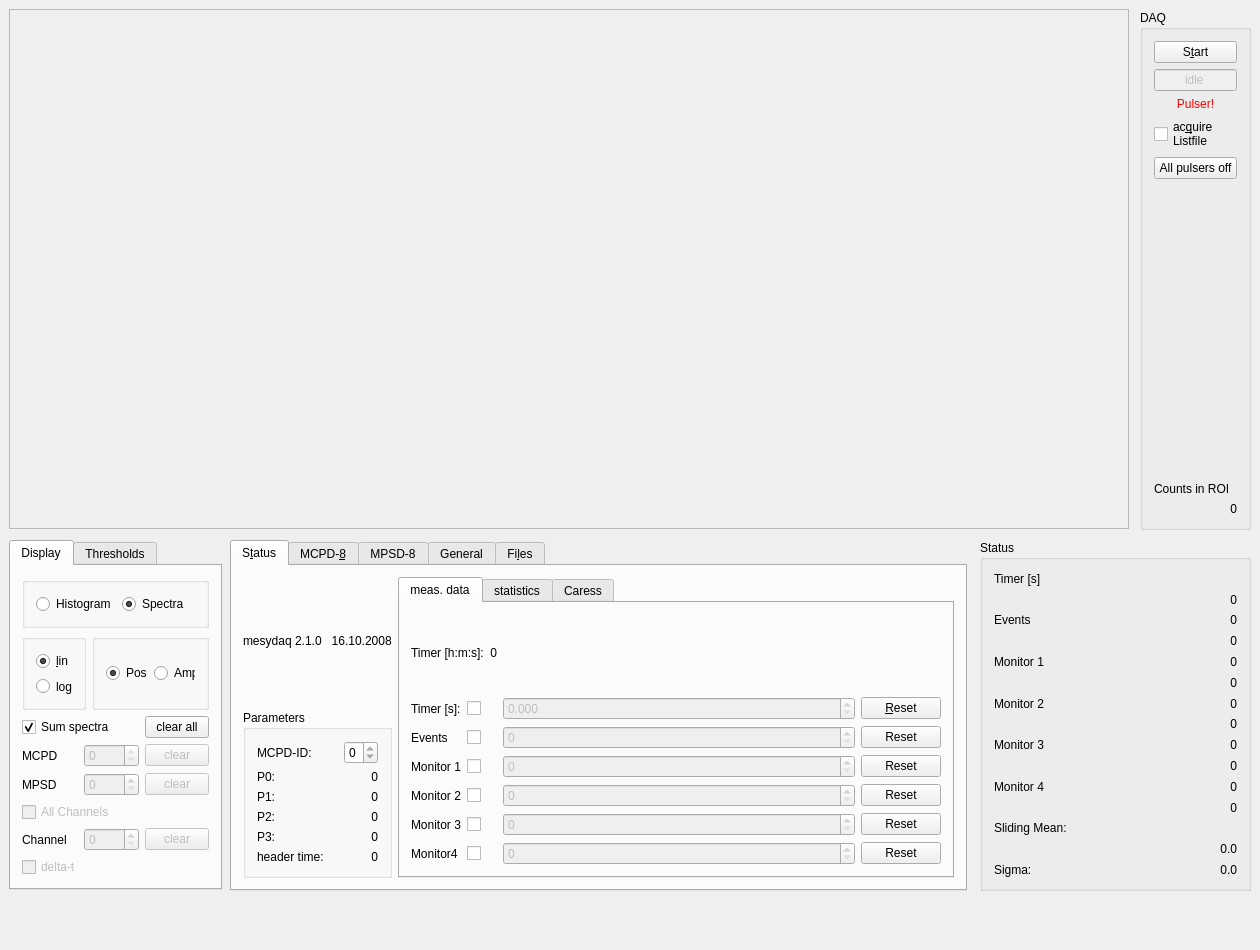
The window that qmesydaq/mesydaq2mainwidget.ui (flueke/qmesydaq) describes before a commit, drawn with Qt 5.
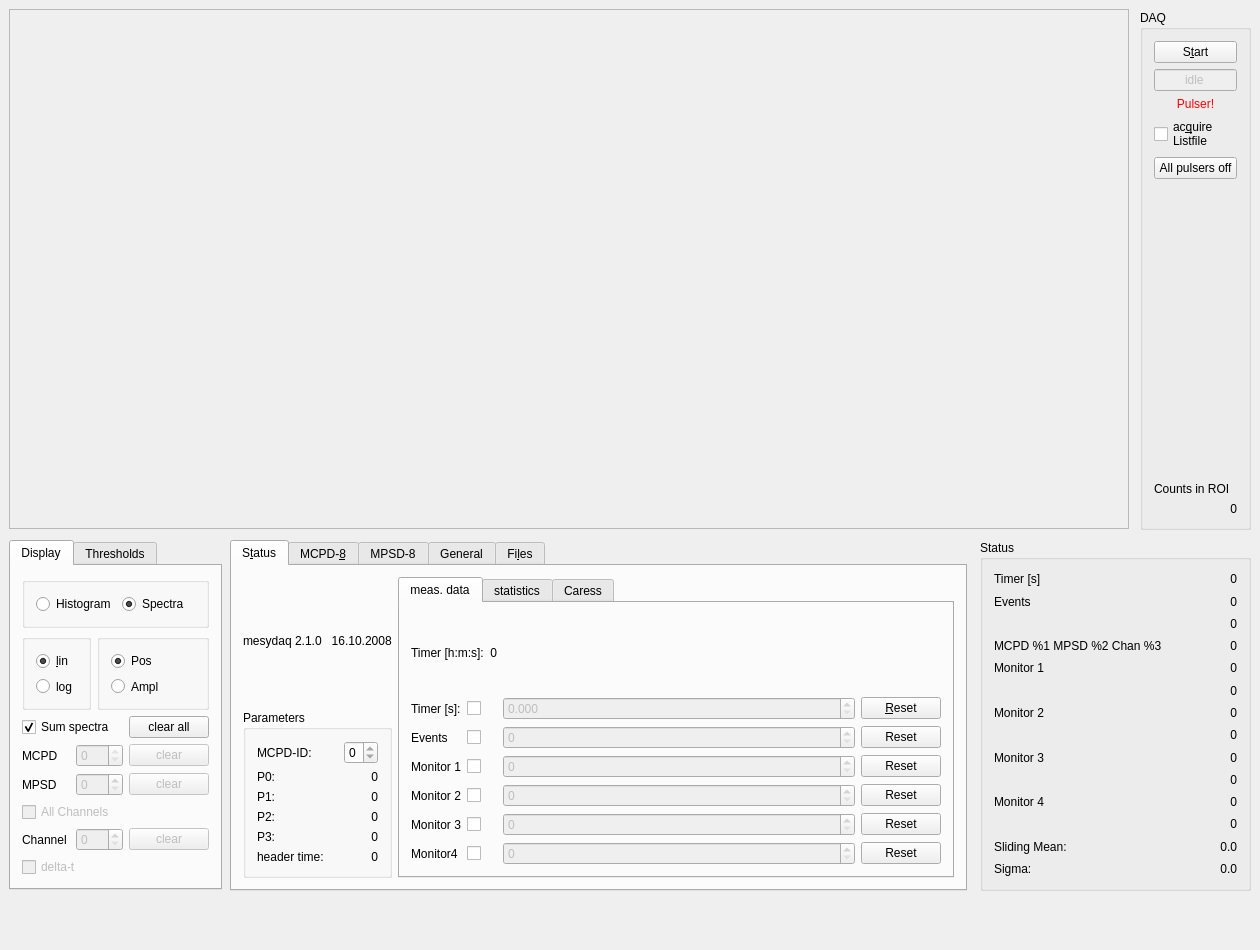
The same window after the commit. Custom widgets are drawn as their Qt base class.

Commit message: display the current counts of the single channel selected to display

```diff
--- a/qmesydaq/mesydaq2mainwidget.ui
+++ b/qmesydaq/mesydaq2mainwidget.ui
@@ -300,16 +300,6 @@
         <string/>
        </property>
        <layout class="QGridLayout" name="gridLayout_21">
-        <item row="0" column="1">
-         <widget class="QRadioButton" name="dispAllAmpl">
-          <property name="text">
-           <string>Ampl</string>
-          </property>
-          <property name="shortcut">
-           <string/>
-          </property>
-         </widget>
-        </item>
         <item row="0" column="0">
          <widget class="QRadioButton" name="dispAllPos">
           <property name="text">
@@ -323,6 +313,16 @@
           </property>
          </widget>
         </item>
+        <item row="1" column="0">
+         <widget class="QRadioButton" name="dispAllAmpl">
+          <property name="text">
+           <string>Ampl</string>
+          </property>
+          <property name="shortcut">
+           <string/>
+          </property>
+         </widget>
+        </item>
        </layout>
       </widget>
      </item>
@@ -2736,19 +2736,6 @@
       </property>
      </widget>
     </item>
-    <item row="1" column="0" colspan="3">
-     <widget class="QLabel" name="tSecsText">
-      <property name="text">
-       <string>0</string>
-      </property>
-      <property name="alignment">
-       <set>Qt::AlignRight|Qt::AlignTrailing|Qt::AlignVCenter</set>
-      </property>
-      <property name="wordWrap">
-       <bool>false</bool>
-      </property>
-     </widget>
-    </item>
     <item row="2" column="0">
      <widget class="QLabel" name="label_3">
       <property name="text">
@@ -2756,165 +2743,35 @@
       </property>
      </widget>
     </item>
-    <item row="2" column="1" colspan="2">
-     <widget class="QLabel" name="eventRate">
-      <property name="text">
-       <string>0</string>
-      </property>
-      <property name="alignment">
-       <set>Qt::AlignRight|Qt::AlignTrailing|Qt::AlignVCenter</set>
-      </property>
-      <property name="wordWrap">
-       <bool>false</bool>
-      </property>
-     </widget>
-    </item>
-    <item row="3" column="0" colspan="3">
-     <widget class="QLabel" name="totalCounts">
-      <property name="text">
-       <string>0</string>
-      </property>
-      <property name="alignment">
-       <set>Qt::AlignRight|Qt::AlignTrailing|Qt::AlignVCenter</set>
-      </property>
-      <property name="wordWrap">
-       <bool>false</bool>
-      </property>
-     </widget>
-    </item>
-    <item row="4" column="0">
+    <item row="6" column="0">
      <widget class="QLabel" name="label_4">
       <property name="text">
        <string>Monitor 1</string>
       </property>
      </widget>
     </item>
-    <item row="4" column="2">
-     <widget class="QLabel" name="monRate1">
-      <property name="text">
-       <string>0</string>
-      </property>
-      <property name="alignment">
-       <set>Qt::AlignRight|Qt::AlignTrailing|Qt::AlignVCenter</set>
-      </property>
-      <property name="wordWrap">
-       <bool>false</bool>
-      </property>
-     </widget>
-    </item>
-    <item row="5" column="0" colspan="3">
-     <widget class="QLabel" name="monitor1">
-      <property name="text">
-       <string>0</string>
-      </property>
-      <property name="alignment">
-       <set>Qt::AlignRight|Qt::AlignTrailing|Qt::AlignVCenter</set>
-      </property>
-      <property name="wordWrap">
-       <bool>false</bool>
-      </property>
-     </widget>
-    </item>
-    <item row="6" column="0">
+    <item row="10" column="0">
      <widget class="QLabel" name="label_5">
       <property name="text">
        <string>Monitor 2</string>
       </property>
      </widget>
     </item>
-    <item row="6" column="2">
-     <widget class="QLabel" name="monRate2">
-      <property name="text">
-       <string>0</string>
-      </property>
-      <property name="alignment">
-       <set>Qt::AlignRight|Qt::AlignTrailing|Qt::AlignVCenter</set>
-      </property>
-      <property name="wordWrap">
-       <bool>false</bool>
-      </property>
-     </widget>
-    </item>
-    <item row="7" column="0" colspan="3">
-     <widget class="QLabel" name="monitor2">
-      <property name="text">
-       <string>0</string>
-      </property>
-      <property name="alignment">
-       <set>Qt::AlignRight|Qt::AlignTrailing|Qt::AlignVCenter</set>
-      </property>
-      <property name="wordWrap">
-       <bool>false</bool>
-      </property>
-     </widget>
-    </item>
-    <item row="8" column="0">
+    <item row="12" column="0">
      <widget class="QLabel" name="label_6">
       <property name="text">
        <string>Monitor 3</string>
       </property>
      </widget>
     </item>
-    <item row="8" column="2">
-     <widget class="QLabel" name="monRate3">
-      <property name="text">
-       <string>0</string>
-      </property>
-      <property name="alignment">
-       <set>Qt::AlignRight|Qt::AlignTrailing|Qt::AlignVCenter</set>
-      </property>
-      <property name="wordWrap">
-       <bool>false</bool>
-      </property>
-     </widget>
-    </item>
-    <item row="9" column="0" colspan="3">
-     <widget class="QLabel" name="monitor3">
-      <property name="text">
-       <string>0</string>
-      </property>
-      <property name="alignment">
-       <set>Qt::AlignRight|Qt::AlignTrailing|Qt::AlignVCenter</set>
-      </property>
-      <property name="wordWrap">
-       <bool>false</bool>
-      </property>
-     </widget>
-    </item>
-    <item row="10" column="0">
+    <item row="15" column="0">
      <widget class="QLabel" name="label_7">
       <property name="text">
        <string>Monitor 4</string>
       </property>
      </widget>
     </item>
-    <item row="10" column="2">
-     <widget class="QLabel" name="monRate4">
-      <property name="text">
-       <string>0</string>
-      </property>
-      <property name="alignment">
-       <set>Qt::AlignRight|Qt::AlignTrailing|Qt::AlignVCenter</set>
-      </property>
-      <property name="wordWrap">
-       <bool>false</bool>
-      </property>
-     </widget>
-    </item>
-    <item row="11" column="0" colspan="3">
-     <widget class="QLabel" name="monitor4">
-      <property name="text">
-       <string>0</string>
-      </property>
-      <property name="alignment">
-       <set>Qt::AlignRight|Qt::AlignTrailing|Qt::AlignVCenter</set>
-      </property>
-      <property name="wordWrap">
-       <bool>false</bool>
-      </property>
-     </widget>
-    </item>
-    <item row="12" column="0">
+    <item row="17" column="0">
      <widget class="QLabel" name="textLabel1_5">
       <property name="text">
        <string>Sliding Mean:</string>
@@ -2924,20 +2781,7 @@
       </property>
      </widget>
     </item>
-    <item row="13" column="2">
-     <widget class="QLabel" name="meanText">
-      <property name="text">
-       <string>0.0</string>
-      </property>
-      <property name="alignment">
-       <set>Qt::AlignRight|Qt::AlignTrailing|Qt::AlignVCenter</set>
-      </property>
-      <property name="wordWrap">
-       <bool>false</bool>
-      </property>
-     </widget>
-    </item>
-    <item row="14" column="0">
+    <item row="19" column="0">
      <widget class="QLabel" name="textLabel1_5_3">
       <property name="text">
        <string>Sigma:</string>
@@ -2947,7 +2791,7 @@
       </property>
      </widget>
     </item>
-    <item row="14" column="2">
+    <item row="19" column="2">
      <widget class="QLabel" name="sigmaText">
       <property name="text">
        <string>0.0</string>
@@ -2960,6 +2804,179 @@
       </property>
      </widget>
     </item>
+    <item row="0" column="2">
+     <widget class="QLabel" name="tSecsText">
+      <property name="text">
+       <string>0</string>
+      </property>
+      <property name="alignment">
+       <set>Qt::AlignRight|Qt::AlignTrailing|Qt::AlignVCenter</set>
+      </property>
+      <property name="wordWrap">
+       <bool>false</bool>
+      </property>
+     </widget>
+    </item>
+    <item row="4" column="2">
+     <widget class="QLabel" name="eventRate">
+      <property name="text">
+       <string>0</string>
+      </property>
+      <property name="alignment">
+       <set>Qt::AlignRight|Qt::AlignTrailing|Qt::AlignVCenter</set>
+      </property>
+      <property name="wordWrap">
+       <bool>false</bool>
+      </property>
+     </widget>
+    </item>
+    <item row="2" column="1" colspan="2">
+     <widget class="QLabel" name="totalCounts">
+      <property name="text">
+       <string>0</string>
+      </property>
+      <property name="alignment">
+       <set>Qt::AlignRight|Qt::AlignTrailing|Qt::AlignVCenter</set>
+      </property>
+      <property name="wordWrap">
+       <bool>false</bool>
+      </property>
+     </widget>
+    </item>
+    <item row="8" column="2">
+     <widget class="QLabel" name="monRate1">
+      <property name="text">
+       <string>0</string>
+      </property>
+      <property name="alignment">
+       <set>Qt::AlignRight|Qt::AlignTrailing|Qt::AlignVCenter</set>
+      </property>
+      <property name="wordWrap">
+       <bool>false</bool>
+      </property>
+     </widget>
+    </item>
+    <item row="6" column="1" colspan="2">
+     <widget class="QLabel" name="monitor1">
+      <property name="text">
+       <string>0</string>
+      </property>
+      <property name="alignment">
+       <set>Qt::AlignRight|Qt::AlignTrailing|Qt::AlignVCenter</set>
+      </property>
+      <property name="wordWrap">
+       <bool>false</bool>
+      </property>
+     </widget>
+    </item>
+    <item row="11" column="2">
+     <widget class="QLabel" name="monRate2">
+      <property name="text">
+       <string>0</string>
+      </property>
+      <property name="alignment">
+       <set>Qt::AlignRight|Qt::AlignTrailing|Qt::AlignVCenter</set>
+      </property>
+      <property name="wordWrap">
+       <bool>false</bool>
+      </property>
+     </widget>
+    </item>
+    <item row="10" column="1" colspan="2">
+     <widget class="QLabel" name="monitor2">
+      <property name="text">
+       <string>0</string>
+      </property>
+      <property name="alignment">
+       <set>Qt::AlignRight|Qt::AlignTrailing|Qt::AlignVCenter</set>
+      </property>
+      <property name="wordWrap">
+       <bool>false</bool>
+      </property>
+     </widget>
+    </item>
+    <item row="14" column="2">
+     <widget class="QLabel" name="monRate3">
+      <property name="text">
+       <string>0</string>
+      </property>
+      <property name="alignment">
+       <set>Qt::AlignRight|Qt::AlignTrailing|Qt::AlignVCenter</set>
+      </property>
+      <property name="wordWrap">
+       <bool>false</bool>
+      </property>
+     </widget>
+    </item>
+    <item row="12" column="1" colspan="2">
+     <widget class="QLabel" name="monitor3">
+      <property name="text">
+       <string>0</string>
+      </property>
+      <property name="alignment">
+       <set>Qt::AlignRight|Qt::AlignTrailing|Qt::AlignVCenter</set>
+      </property>
+      <property name="wordWrap">
+       <bool>false</bool>
+      </property>
+     </widget>
+    </item>
+    <item row="15" column="1" colspan="2">
+     <widget class="QLabel" name="monitor4">
+      <property name="text">
+       <string>0</string>
+      </property>
+      <property name="alignment">
+       <set>Qt::AlignRight|Qt::AlignTrailing|Qt::AlignVCenter</set>
+      </property>
+      <property name="wordWrap">
+       <bool>false</bool>
+      </property>
+     </widget>
+    </item>
+    <item row="16" column="2">
+     <widget class="QLabel" name="monRate4">
+      <property name="text">
+       <string>0</string>
+      </property>
+      <property name="alignment">
+       <set>Qt::AlignRight|Qt::AlignTrailing|Qt::AlignVCenter</set>
+      </property>
+      <property name="wordWrap">
+       <bool>false</bool>
+      </property>
+     </widget>
+    </item>
+    <item row="17" column="2">
+     <widget class="QLabel" name="meanText">
+      <property name="text">
+       <string>0.0</string>
+      </property>
+      <property name="alignment">
+       <set>Qt::AlignRight|Qt::AlignTrailing|Qt::AlignVCenter</set>
+      </property>
+      <property name="wordWrap">
+       <bool>false</bool>
+      </property>
+     </widget>
+    </item>
+    <item row="5" column="0" colspan="2">
+     <widget class="QLabel" name="labelEventSingle">
+      <property name="text">
+       <string>MCPD %1 MPSD %2 Chan %3</string>
+      </property>
+     </widget>
+    </item>
+    <item row="5" column="2">
+     <widget class="QLabel" name="eventSingle">
+      <property name="text">
+       <string>0</string>
+      </property>
+      <property name="alignment">
+       <set>Qt::AlignRight|Qt::AlignTrailing|Qt::AlignVCenter</set>
+      </property>
+     </widget>
+    </item>
    </layout>
   </widget>
  </widget>
```
Left out of the diff: 172 changed lines with no effect on the pictures. The commit also changes 5 other files.
